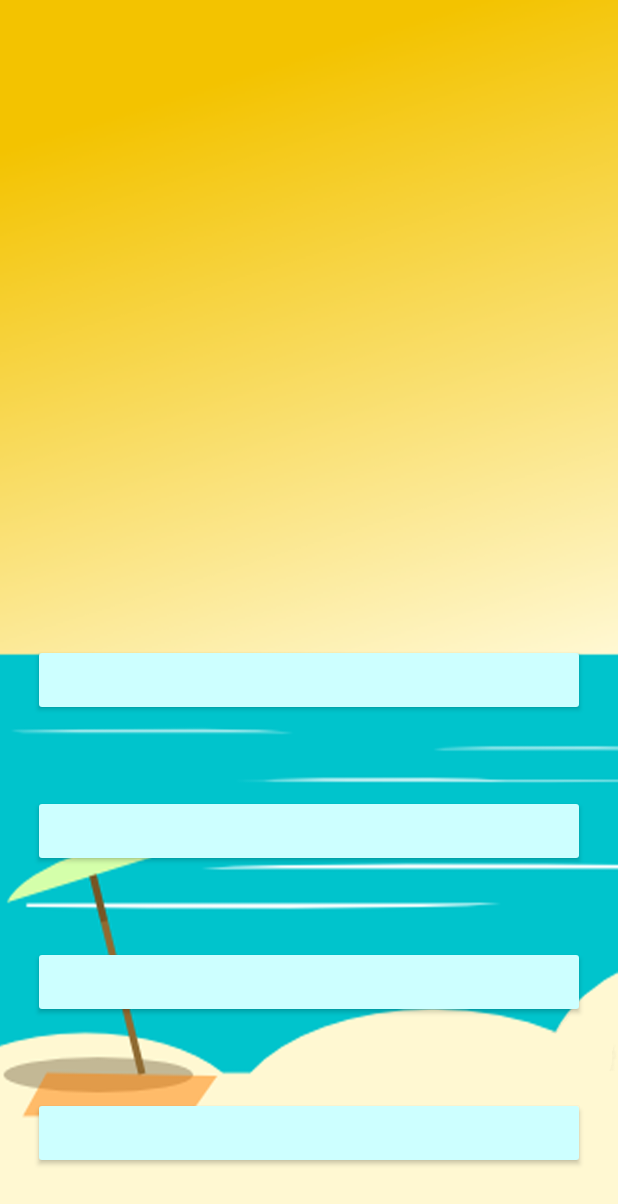
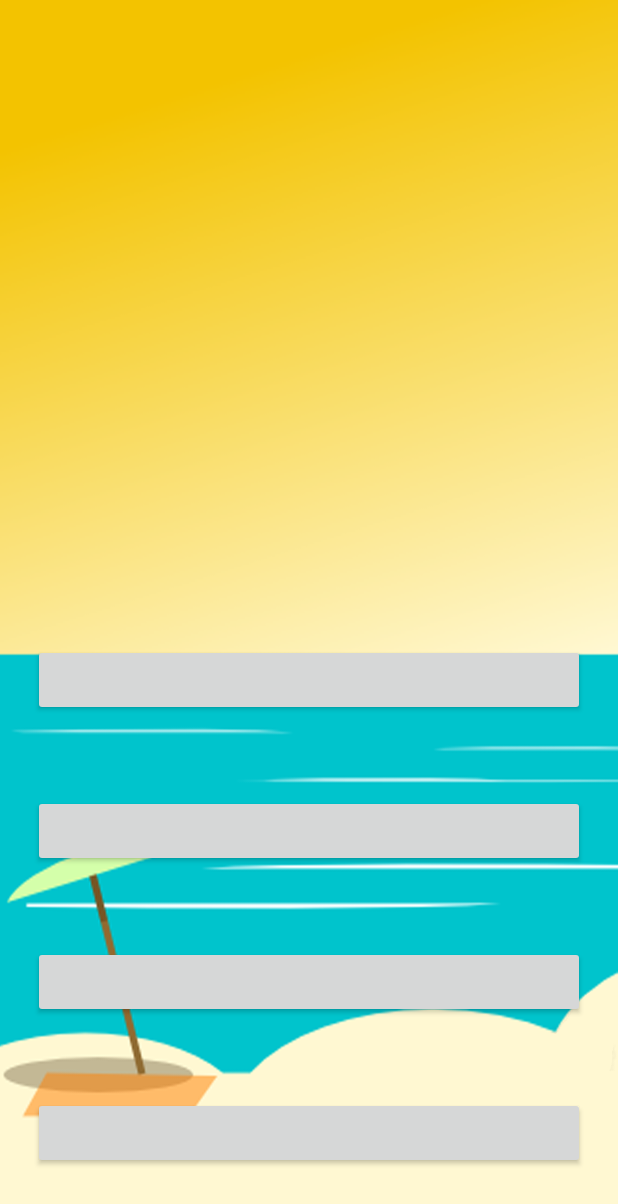
Before and after one commit to Mivezo/ComsciSummativeMVAW, an Android app: the layout activity_quiz_menu.xml on its own in the app's theme, with its tools: preview values and no code run, on a phone screen of 412 x 824 dp. Shown: the top 1204 px of the screen. Run offline under Robolectric (Android 15) with nearby library versions, the phone set to English and light mode, and no system bars.

Commit message:
Fixed button color for quiz. Fixed button disability

```diff
--- a/app/src/main/res/layout/activity_quiz_menu.xml
+++ b/app/src/main/res/layout/activity_quiz_menu.xml
@@ -31,7 +31,6 @@
         android:layout_marginEnd="8dp"
         android:layout_marginStart="8dp"
         android:layout_marginTop="50dp"
-        android:backgroundTint="@color/colorLightblue"
         android:allowUndo="false"
         android:paddingLeft="8dp"
         android:paddingRight="8dp"
@@ -46,7 +45,6 @@
         android:layout_width="368dp"
         android:layout_height="wrap_content"
         android:layout_marginBottom="8dp"
-        android:backgroundTint="@color/colorLightblue"
         android:layout_marginEnd="8dp"
         android:layout_marginStart="8dp"
         android:layout_marginTop="8dp"
@@ -68,7 +66,6 @@
         android:layout_marginTop="8dp"
         android:paddingRight="8dp"
         android:paddingLeft="8dp"
-        android:backgroundTint="@color/colorLightblue"
         app:layout_constraintBottom_toTopOf="@+id/option4"
         app:layout_constraintEnd_toEndOf="parent"
         app:layout_constraintHorizontal_bias="0.5"
@@ -83,7 +80,6 @@
         android:layout_marginTop="8dp"
         android:paddingRight="8dp"
         android:paddingLeft="8dp"
-        android:backgroundTint="@color/colorLightblue"
         app:layout_constraintBottom_toBottomOf="parent"
         app:layout_constraintEnd_toEndOf="parent"
         app:layout_constraintHorizontal_bias="0.5"
```
Also changed, not shown: app/src/main/java/com/comsci/michelaustin/comscisummative/QuizMenuActivity.java (+6 -5 lines).
